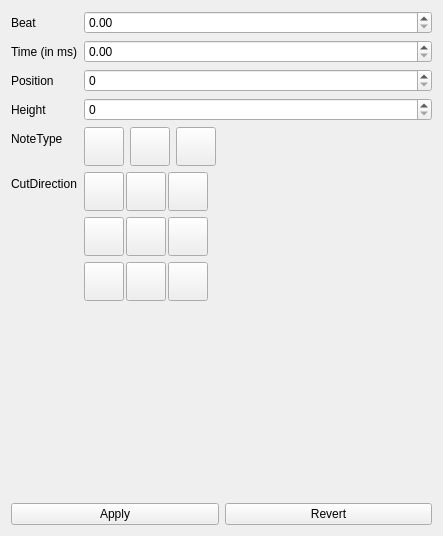
FuriousDCSL/Cyphus, file ui/noteStatUI.ui: the form before one commit.
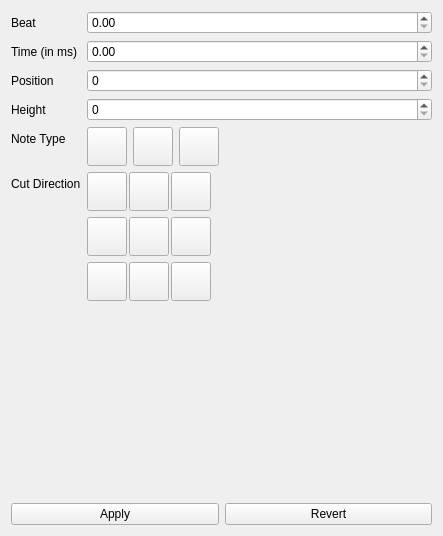
The form after the commit. Icons and pictures are not drawn.

Commit message: feeling out the ui

Diff of the .ui file:
```diff
--- a/ui/noteStatUI.ui
+++ b/ui/noteStatUI.ui
@@ -45,7 +45,7 @@
      <item row="5" column="0">
       <widget class="QLabel" name="cutDirLabel">
        <property name="text">
-        <string>CutDirection</string>
+        <string>Cut Direction</string>
        </property>
       </widget>
      </item>
@@ -323,7 +323,7 @@
      <item row="4" column="0">
       <widget class="QLabel" name="noteTypeLabel">
        <property name="text">
-        <string>NoteType</string>
+        <string>Note Type</string>
        </property>
       </widget>
      </item>
```
Left out of the diff: 28 changed lines with no effect on the pictures. The commit also changes 4 other files.
